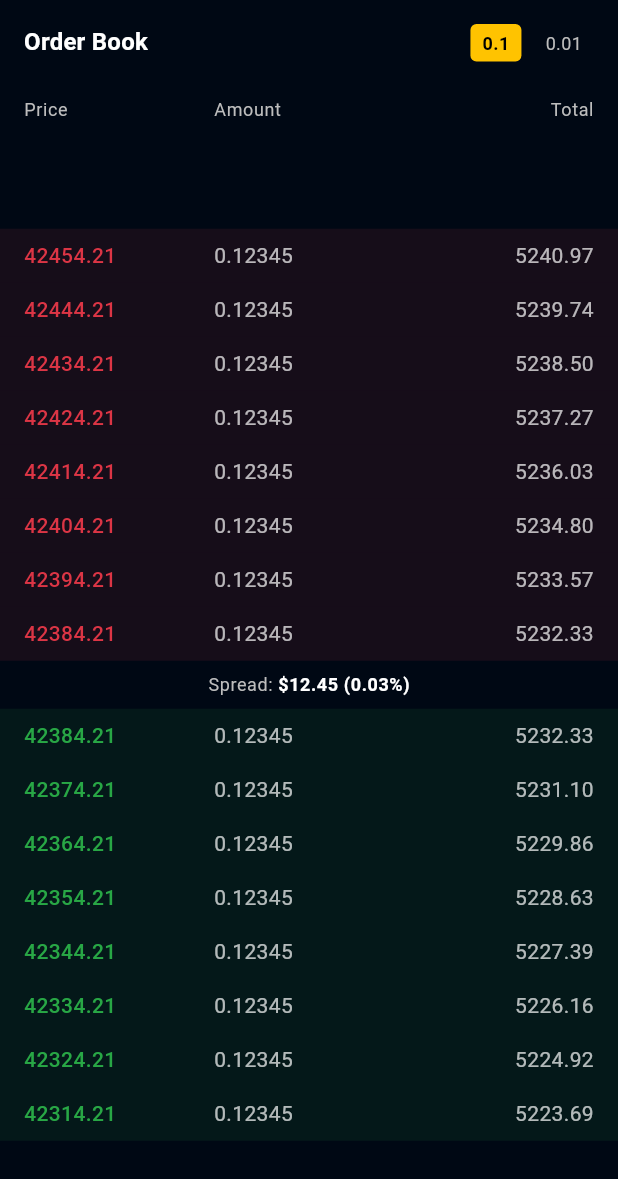
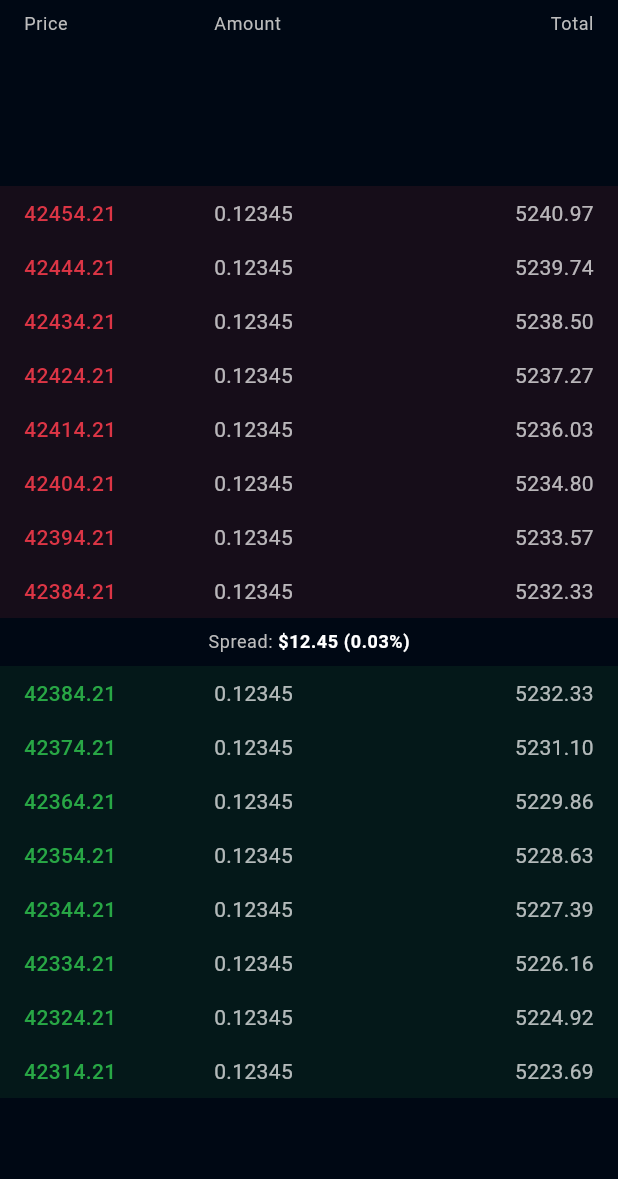
Before and after one commit to tekiplanet/safejet_exchange, a Flutter app: the OrderBook widget shown alone on an empty page, opened directly, on a phone screen of 412 x 824 dp. Shown: the top 1179 px of the screen. Run offline on Flutter 3.47's test engine with Material 3 defaults, Android fonts, the light colour scheme and no system bars; our stand-ins replace animate_do, shared_preferences, sliding_up_panel; accounts and stored records are empty.

Commit message:
UI/UX for safejet exchange

```diff
--- a/safejet_exchange/lib/widgets/order_book.dart
+++ b/safejet_exchange/lib/widgets/order_book.dart
@@ -12,27 +12,27 @@ class OrderBook extends StatelessWidget {
     return Column(
       children: [
         // Header
-        Padding(
-          padding: const EdgeInsets.all(16),
-          child: Row(
-            mainAxisAlignment: MainAxisAlignment.spaceBetween,
-            children: [
-              Text(
-                'Order Book',
-                style: theme.textTheme.titleMedium?.copyWith(
-                  fontWeight: FontWeight.bold,
-                ),
-              ),
-              Row(
-                children: [
-                  _buildPrecisionButton('0.1', true, isDark),
-                  const SizedBox(width: 8),
-                  _buildPrecisionButton('0.01', false, isDark),
-                ],
-              ),
-            ],
-          ),
-        ),
+        // Padding(
+        //   padding: const EdgeInsets.all(16),
+        //   child: Row(
+        //     mainAxisAlignment: MainAxisAlignment.spaceBetween,
+        //     children: [
+        //       Text(
+        //         'Order Book',
+        //         style: theme.textTheme.titleMedium?.copyWith(
+        //           fontWeight: FontWeight.bold,
+        //         ),
+        //       ),
+        //       Row(
+        //         children: [
+        //           _buildPrecisionButton('0.1', true, isDark),
+        //           const SizedBox(width: 8),
+        //           _buildPrecisionButton('0.01', false, isDark),
+        //         ],
+        //       ),
+        //     ],
+        //   ),
+        // ),
 
         // Column Headers
         Padding(
```
